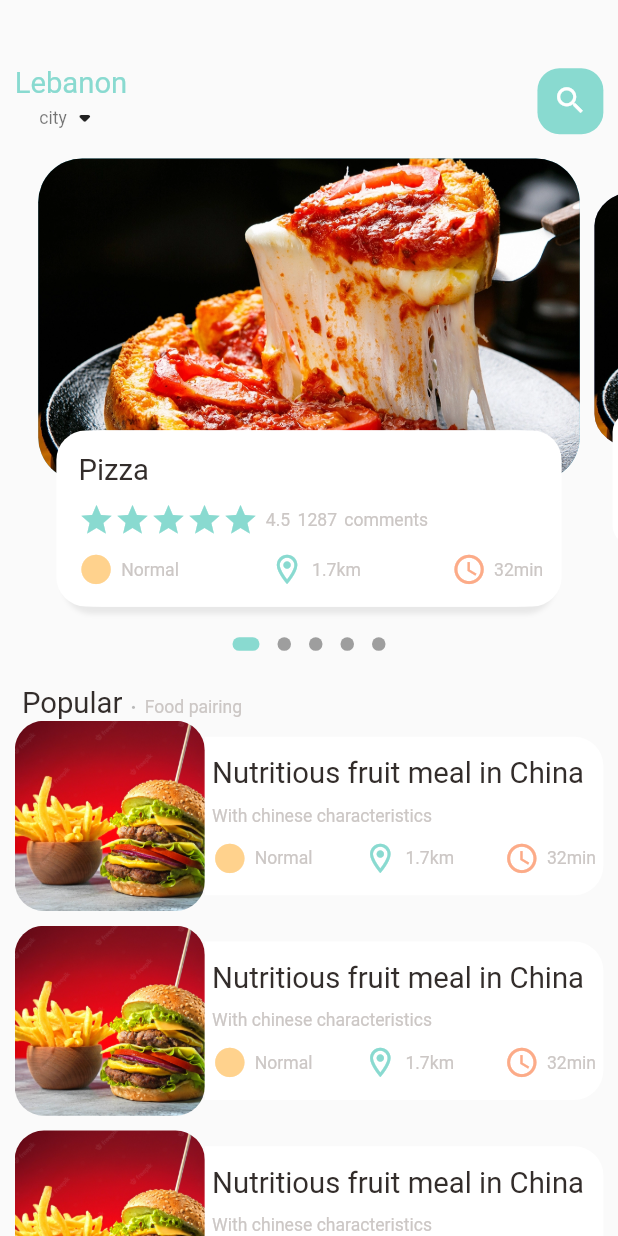
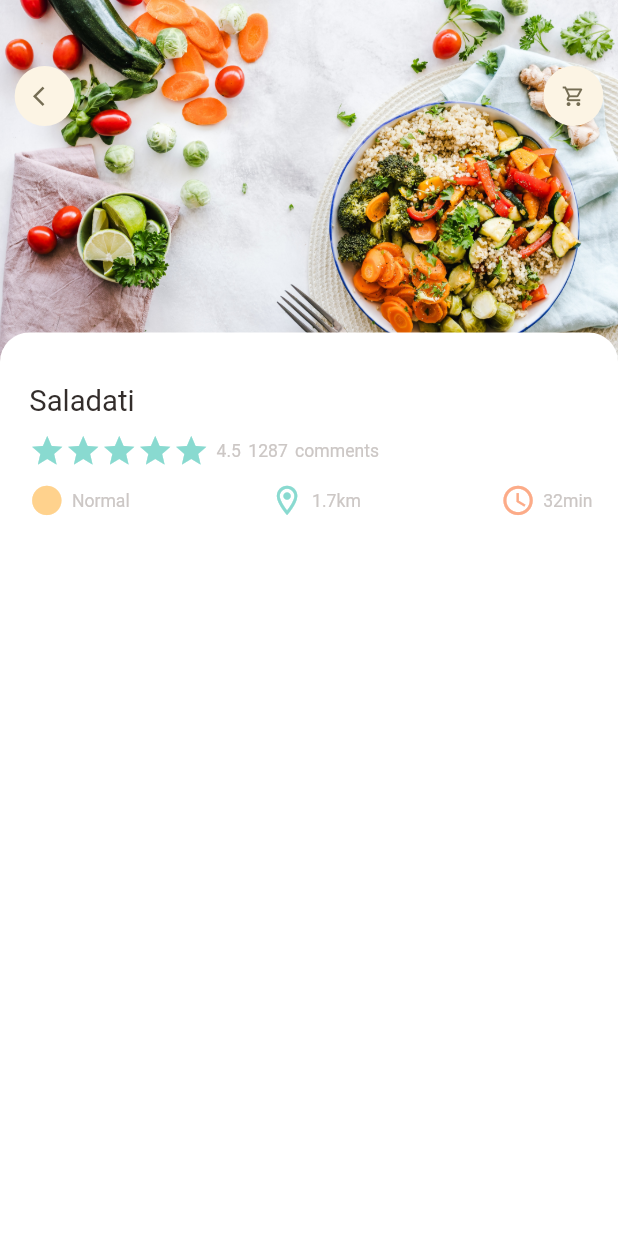
Before and after one commit to lameesnd/ECommerce-FoodApp-, a Flutter app: the screen it shows after launch, on a phone screen of 412 x 824 dp. Run offline on Flutter 3.47's test engine with Material 2 defaults, Android fonts, the phone set to English and light mode, and no system bars; drawn by our look-alikes of dots_indicator; our stand-ins replace get.

Commit message:
refactor and create food_detail page

```diff
--- a/lib/main.dart
+++ b/lib/main.dart
@@ -1,5 +1,6 @@
+import 'package:ecomm_food_app/pages/food/popular_food_detail.dart';
 import 'package:flutter/material.dart';
-import 'package:ecomm_food_app/home/main_food_page.dart';
+import 'package:ecomm_food_app/pages/home/main_food_page.dart';
 import 'package:get/get.dart';
 void main() {
   runApp(const MyApp());
@@ -17,7 +18,7 @@ class MyApp extends StatelessWidget {
       theme: ThemeData(
         primarySwatch: Colors.blue,
       ),
-      home: const MainFoodPage(),
+      home: const PopularFoodDetail(),
     );
   }
 }
--- /dev/null
+++ b/lib/pages/food/popular_food_detail.dart
@@ -0,0 +1,118 @@
+import 'package:ecomm_food_app/utils/dimensions.dart';
+import 'package:ecomm_food_app/widgets/app_icon.dart';
+import 'package:flutter/cupertino.dart';
+import 'package:flutter/material.dart';
+
+import '../../utils/colors.dart';
+import '../../widgets/big_text.dart';
+import '../../widgets/icon_and_text_widget.dart';
+import '../../widgets/small_text.dart';
+
+class PopularFoodDetail extends StatelessWidget {
+  const PopularFoodDetail({Key? key}) : super(key: key);
+
+  @override
+  Widget build(BuildContext context) {
+    return Scaffold(
+      body: Stack(
+        children: [
+          //image
+          Positioned(
+              left: 0,
+              right: 0,
+              child: Container(
+                width: double.maxFinite,
+                height: Dimensions.popularFoodImgSize,
+                decoration: BoxDecoration(
+                    image: DecorationImage(
+                        fit: BoxFit.cover,
+                        image: AssetImage('assets/images/salad1.jpg'))),
+              )),
+          //icons
+          Positioned(
+              top: Dimensions.height45,
+              left: Dimensions.width20,
+              right: Dimensions.width20,
+              child: Row(
+                mainAxisAlignment: MainAxisAlignment.spaceBetween,
+                children: [
+                  AppIcon(
+                    icon: Icons.arrow_back_ios,
+                  ),
+                  AppIcon(
+                    icon: Icons.shopping_cart_outlined,
+                  )
+                ],
+              )),
+          //body details
+          Positioned(
+              left: 0,
+              right: 0,
+              bottom: 0,
+              top: Dimensions.popularFoodImgSize - 20,
+              child: Container(
+                padding: EdgeInsets.only(
+                    left: Dimensions.width20,
+                    right: Dimensions.width20,
+                    top: Dimensions.height20),
+                decoration: BoxDecoration(
+                    borderRadius: BorderRadius.only(
+                      topRight: Radius.circular(Dimensions.radius20),
+                      topLeft: Radius.circular(Dimensions.radius20),
+                    ),
+                    color: Colors.white),
+                child: Container(
+                  padding: EdgeInsets.only(
+                      top: Dimensions.height15,
+                      left: Dimensions.width20,
+                      right: Dimensions.width15),
+                  child: Column(
+                    crossAxisAlignment: CrossAxisAlignment.start,
+                    children: [
+                      BigText(text: 'Saladati'),
+                      SizedBox(height: Dimensions.height10),
+                      Row(
+                        children: [
+                          Wrap(
+                            children: List.generate(
+                                5,
+                                (index) => Icon(
+                                      Icons.star,
+                                      color: AppColors.mainColor,
+                                    )),
+                          ),
+                          SizedBox(width: Dimensions.width10),
+                          SmallText(text: '4.5'),
+                          SizedBox(width: Dimensions.width10),
+                          SmallText(text: '1287'),
+                          SizedBox(width: Dimensions.width10),
+                          SmallText(text: 'comments')
+                        ],
+                      ),
+                      SizedBox(height: Dimensions.height10),
+                      Row(
+                        mainAxisAlignment: MainAxisAlignment.spaceBetween,
+                        children: [
+                          IconAndTextWidget(
+                              icon: Icons.circle,
+                              text: 'Normal',
+                              iconColor: AppColors.iconColor1),
+                          IconAndTextWidget(
+                              icon: Icons.location_on_outlined,
+                              text: '1.7km',
+                              iconColor: AppColors.mainColor),
+                          IconAndTextWidget(
+                              icon: Icons.access_time,
+                              text: '32min',
+                              iconColor: AppColors.iconColor2),
+                        ],
+                      )
+                    ],
+                  ),
+                ),
+              ))
+        ],
+      ),
+    );
+  }
+}
--- a/lib/home/food_page_body.dart
+++ b/lib/pages/home/food_page_body.dart
@@ -1,5 +1,5 @@
 import 'package:dots_indicator/dots_indicator.dart';
-import 'package:ecomm_food_app/home/icon_and_text_widget.dart';
+import 'package:ecomm_food_app/widgets/icon_and_text_widget.dart';
 import 'package:ecomm_food_app/utils/colors.dart';
 import 'package:ecomm_food_app/utils/dimensions.dart';
 import 'package:ecomm_food_app/widgets/small_text.dart';
--- a/lib/home/main_food_page.dart
+++ b/lib/pages/home/main_food_page.dart
@@ -1,7 +1,7 @@
 import 'package:ecomm_food_app/utils/dimensions.dart';
 import 'package:ecomm_food_app/widgets/big_text.dart';
 import 'package:ecomm_food_app/widgets/small_text.dart';
-import 'package:ecomm_food_app/home/food_page_body.dart';
+import 'package:ecomm_food_app/pages/home/food_page_body.dart';
 import 'package:flutter/material.dart';
 import 'package:ecomm_food_app/utils/colors.dart';
 
--- a/lib/utils/dimensions.dart
+++ b/lib/utils/dimensions.dart
@@ -33,8 +33,12 @@ class Dimensions {
 
 //icon size
   static double iconSize24 = screenHeight / 35.16;
+  static double iconSize16 = screenHeight / 52.75;
 
 //list view size
   static double listViewImgSize = screenWidth / 3.25;
   static double listViewTextContSize = screenWidth / 3.9;
+
+  //popular food
+  static double popularFoodImgSize = screenHeight / 3.41;
 }
--- /dev/null
+++ b/lib/widgets/app_icon.dart
@@ -0,0 +1,29 @@
+import 'package:ecomm_food_app/utils/dimensions.dart';
+import 'package:flutter/cupertino.dart';
+
+class AppIcon extends StatelessWidget {
+  final IconData icon;
+  final Color backgroundColor;
+  final Color iconColor;
+  final double size;
+
+  const AppIcon(
+      {Key? key,
+      required this.icon,
+      this.backgroundColor = const Color(0xFFfcf4e4),
+      this.iconColor = const Color(0xFF756d54),
+      this.size = 40})
+      : super(key: key);
+
+  @override
+  Widget build(BuildContext context) {
+    return Container(
+      width: size,
+      height: size,
+      decoration: BoxDecoration(
+          borderRadius: BorderRadius.circular(size / 2),
+          color: backgroundColor),
+      child: Icon(icon, color: iconColor, size: Dimensions.iconSize16),
+    );
+  }
+}
```
Also changed, not shown: lib/widgets/icon_and_text_widget.dart (renamed from lib/home/icon_and_text_widget.dart).
